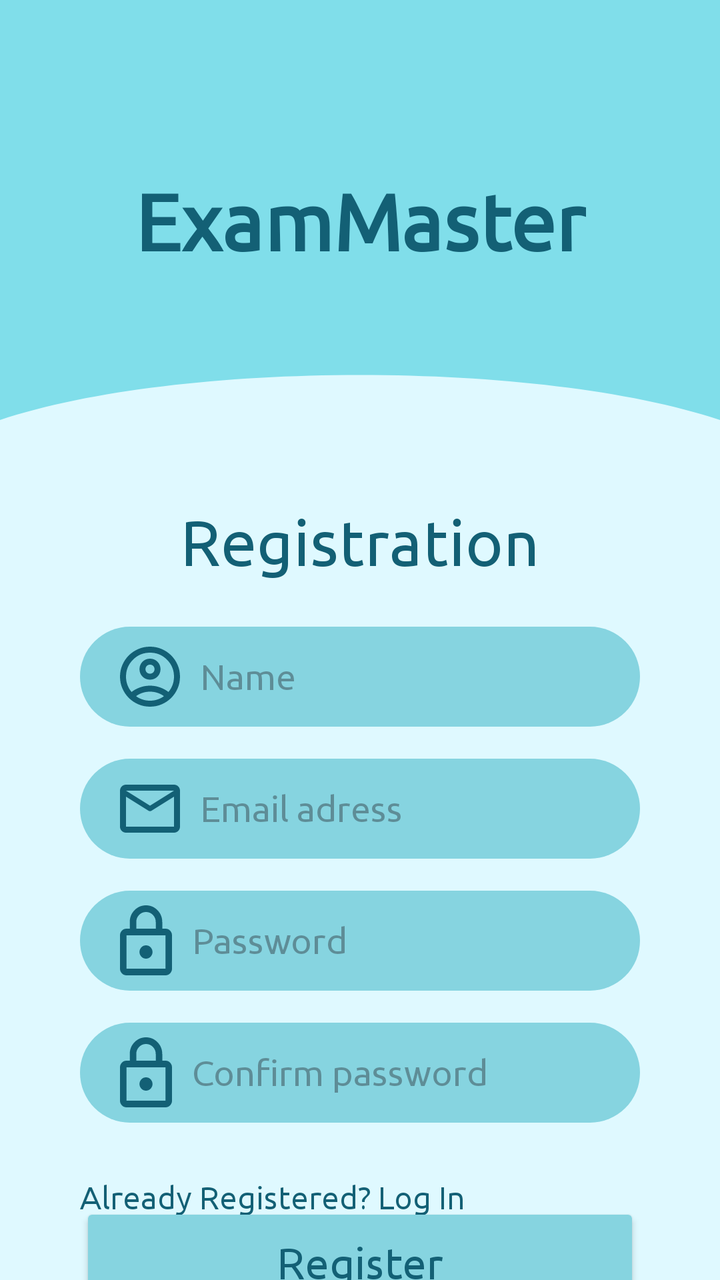
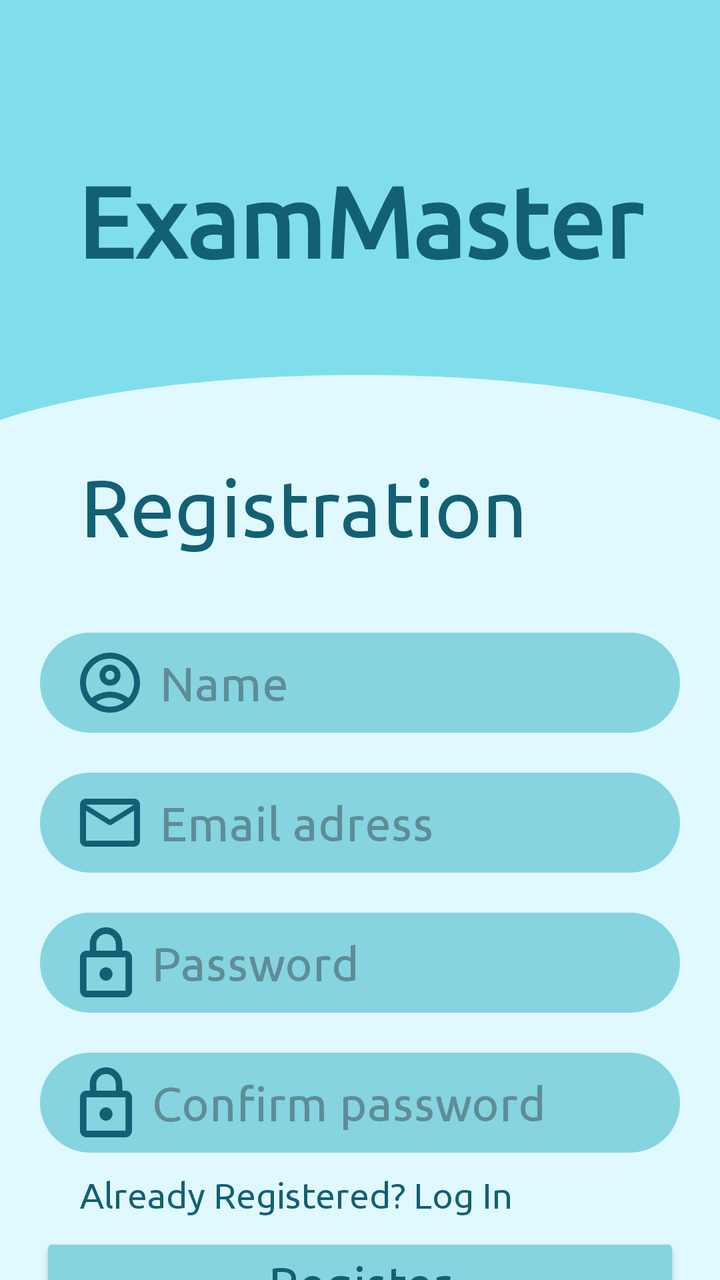

An Android layout rendered at two revisions. The XML below is the earlier revision; the diff shows what the commit changed to produce the second picture.
<!-- AndroidManifest.xml: application theme Theme.ExamMaster -->
<!-- res/layout/registration_activity.xml -->
<androidx.constraintlayout.widget.ConstraintLayout
    xmlns:android="http://schemas.android.com/apk/res/android"
    xmlns:app="http://schemas.android.com/apk/res-auto"
    android:layout_width="match_parent"
    android:layout_height="match_parent"
    android:background="@color/fonzakryglen">

    
    <View
        android:id="@+id/headerBackground"
        android:layout_width="match_parent"
        android:layout_height="220dp"
        android:background="@drawable/header_wave"
        app:layout_constraintTop_toTopOf="parent"
        android:fontFamily="@font/ubuntu_bold"/>


    <TextView
        android:id="@+id/tvLogo"
        android:layout_width="wrap_content"
        android:layout_height="wrap_content"
        android:text="ExamMaster"
        android:textColor="@color/texticons"
        android:textSize="40sp"
        android:textStyle="bold"
        app:layout_constraintBottom_toBottomOf="@id/headerBackground"
        app:layout_constraintLeft_toLeftOf="parent"
        app:layout_constraintRight_toRightOf="parent"
        app:layout_constraintTop_toTopOf="parent"
        android:fontFamily="@font/ubuntu_regular"/>

    <TextView
        android:id="@+id/tvRegistration"
        android:layout_width="wrap_content"
        android:layout_height="wrap_content"
        android:layout_marginTop="32dp"
        android:text="Registration"
        android:textColor="@color/texticons"
        android:textSize="32sp"
        app:layout_constraintLeft_toLeftOf="parent"
        app:layout_constraintRight_toRightOf="parent"
        app:layout_constraintTop_toBottomOf="@id/headerBackground"
        android:fontFamily="@font/ubuntu_regular"/>

    
    <EditText
        android:id="@+id/etName"
        android:layout_width="0dp"
        android:layout_height="50dp"
        android:layout_marginHorizontal="40dp"
        android:layout_marginTop="24dp"
        android:background="@drawable/rounded_input"
        android:drawableStart="@drawable/ic_profile"
        android:drawablePadding="10dp"
        android:hint="Name"
        android:paddingLeft="20dp"
        app:layout_constraintLeft_toLeftOf="parent"
        app:layout_constraintRight_toRightOf="parent"
        app:layout_constraintTop_toBottomOf="@id/tvRegistration"
        android:fontFamily="@font/ubuntu_regular"/>

    
    <EditText
        android:id="@+id/etEmail"
        android:layout_width="0dp"
        android:layout_height="50dp"
        android:layout_marginHorizontal="40dp"
        android:layout_marginTop="16dp"
        android:background="@drawable/rounded_input"
        android:drawableStart="@drawable/ic_email"
        android:drawablePadding="10dp"
        android:hint="Email adress"
        android:inputType="textEmailAddress"
        android:paddingLeft="20dp"
        app:layout_constraintLeft_toLeftOf="parent"
        app:layout_constraintRight_toRightOf="parent"
        app:layout_constraintTop_toBottomOf="@id/etName"
        android:fontFamily="@font/ubuntu_regular"/>

    
    <EditText
        android:id="@+id/etPassword"
        android:layout_width="0dp"
        android:layout_height="50dp"
        android:layout_marginHorizontal="40dp"
        android:layout_marginTop="16dp"
        android:background="@drawable/rounded_input"
        android:drawableStart="@drawable/ic_lock"
        android:drawablePadding="10dp"
        android:hint="Password"
        android:inputType="textPassword"
        android:paddingLeft="20dp"
        app:layout_constraintLeft_toLeftOf="parent"
        app:layout_constraintRight_toRightOf="parent"
        app:layout_constraintTop_toBottomOf="@id/etEmail"
        android:fontFamily="@font/ubuntu_regular"/>

    
    <EditText
        android:id="@+id/etConfirmPassword"
        android:layout_width="0dp"
        android:layout_height="50dp"
        android:layout_marginHorizontal="40dp"
        android:layout_marginTop="16dp"
        android:background="@drawable/rounded_input"
        android:drawableStart="@drawable/ic_lock"
        android:drawablePadding="10dp"
        android:hint="Confirm password"
        android:inputType="textPassword"
        android:paddingLeft="20dp"
        app:layout_constraintLeft_toLeftOf="parent"
        app:layout_constraintRight_toRightOf="parent"
        app:layout_constraintTop_toBottomOf="@id/etPassword"
        android:fontFamily="@font/ubuntu_regular"/>

    
    <Button
        android:id="@+id/btnRegister"
        android:layout_width="0dp"
        android:layout_height="60dp"
        android:layout_marginHorizontal="40dp"
        android:layout_marginTop="40dp"
        android:backgroundTint="@color/knopki"
        android:text="Register"
        android:textAllCaps="false"
        android:textColor="@color/texticons"
        android:textSize="22sp"
        app:cornerRadius="30dp"
        app:layout_constraintLeft_toLeftOf="parent"
        app:layout_constraintRight_toRightOf="parent"
        app:layout_constraintTop_toBottomOf="@id/etConfirmPassword"
        android:fontFamily="@font/ubuntu_regular"/>

    
    <TextView
        android:id="@+id/tvLoginLink"
        android:layout_width="wrap_content"
        android:layout_height="wrap_content"
        android:layout_marginBottom="32dp"
        android:layout_marginStart="40dp"
        android:text="Already Registered? Log In"
        android:textColor="@color/texticons"
        android:textSize="16sp"
        android:fontFamily="@font/ubuntu_regular"
        app:layout_constraintBottom_toBottomOf="parent"
        app:layout_constraintStart_toStartOf="parent"/>

</androidx.constraintlayout.widget.ConstraintLayout>
<!-- resources referenced by this layout -->
<resources>
  <color name="fonzakryglen">#DFF9FF</color>
  <color name="knopki">#86D4E0</color>
  <color name="texticons">#136075</color>
  <!-- drawable header_wave (drawable) -->
  <vector xmlns:android="http://schemas.android.com/apk/res/android"
      android:width="360dp"
      android:height="220dp"
      android:viewportWidth="360"
      android:viewportHeight="220">
      <path
          android:fillColor="#80DEEA"
          android:pathData="M0,0 L360,0 L360,210 C270,180 90,180 0,210 Z" />
  </vector>
  <!-- drawable ic_email (drawable) -->
  <vector xmlns:android="http://schemas.android.com/apk/res/android"
      android:width="30dp"
      android:height="24dp"
      android:viewportWidth="30"
      android:viewportHeight="24">
    <path
        android:pathData="M3,24C2.175,24 1.469,23.706 0.881,23.119C0.294,22.531 0,21.825 0,21V3C0,2.175 0.294,1.469 0.881,0.881C1.469,0.294 2.175,0 3,0H27C27.825,0 28.531,0.294 29.119,0.881C29.706,1.469 30,2.175 30,3V21C30,21.825 29.706,22.531 29.119,23.119C28.531,23.706 27.825,24 27,24H3ZM27,6L15.788,13.012C15.663,13.087 15.531,13.144 15.394,13.181C15.256,13.219 15.125,13.238 15,13.238C14.875,13.238 14.744,13.219 14.606,13.181C14.469,13.144 14.337,13.087 14.212,13.012L3,6V21H27V6ZM15,10.5L27,3H3L15,10.5ZM3,6.375V4.162V4.2V4.181V6.375Z"
        android:fillColor="#136075"/>
  </vector>
  <!-- drawable ic_lock (drawable) -->
  <vector xmlns:android="http://schemas.android.com/apk/res/android"
      android:width="26dp"
      android:height="35dp"
      android:viewportWidth="26"
      android:viewportHeight="35">
    <path
        android:pathData="M3.25,35C2.356,35 1.591,34.674 0.955,34.021C0.318,33.368 0,32.583 0,31.667V15C0,14.083 0.318,13.299 0.955,12.646C1.591,11.993 2.356,11.667 3.25,11.667H4.875V8.333C4.875,6.028 5.667,4.063 7.252,2.438C8.836,0.813 10.752,0 13,0C15.248,0 17.164,0.813 18.748,2.438C20.333,4.063 21.125,6.028 21.125,8.333V11.667H22.75C23.644,11.667 24.409,11.993 25.045,12.646C25.682,13.299 26,14.083 26,15V31.667C26,32.583 25.682,33.368 25.045,34.021C24.409,34.674 23.644,35 22.75,35H3.25ZM3.25,31.667H22.75V15H3.25V31.667ZM15.295,25.688C15.932,25.035 16.25,24.25 16.25,23.333C16.25,22.417 15.932,21.632 15.295,20.979C14.659,20.326 13.894,20 13,20C12.106,20 11.341,20.326 10.705,20.979C10.068,21.632 9.75,22.417 9.75,23.333C9.75,24.25 10.068,25.035 10.705,25.688C11.341,26.34 12.106,26.667 13,26.667C13.894,26.667 14.659,26.34 15.295,25.688ZM8.125,11.667H17.875V8.333C17.875,6.944 17.401,5.764 16.453,4.792C15.505,3.819 14.354,3.333 13,3.333C11.646,3.333 10.495,3.819 9.547,4.792C8.599,5.764 8.125,6.944 8.125,8.333V11.667Z"
        android:fillColor="#136075"/>
  </vector>
  <!-- drawable ic_profile: vector/xml drawable (drawable, 2157 chars, omitted) -->
  <!-- drawable rounded_input (drawable) -->
  <?xml version="1.0" encoding="utf-8"?>
  <shape xmlns:android="http://schemas.android.com/apk/res/android">
      <solid android:color="@color/knopki" />
      <corners android:radius="30dp" />
  </shape>
  <style name="Theme.ExamMaster" parent="Base.Theme.ExamMaster" />
  <style name="Base.Theme.ExamMaster" parent="Theme.Material3.DayNight.NoActionBar">
          
          
      </style>
</resources>

<!-- the commit's change to res/layout/registration_activity.xml (unified diff, before → after) -->
@@ -21,7 +21,7 @@
         android:layout_height="wrap_content"
         android:text="ExamMaster"
         android:textColor="@color/texticons"
-        android:textSize="40sp"
+        android:textSize="50sp"
         android:textStyle="bold"
         app:layout_constraintBottom_toBottomOf="@id/headerBackground"
         app:layout_constraintLeft_toLeftOf="parent"
@@ -33,25 +33,30 @@
         android:id="@+id/tvRegistration"
         android:layout_width="wrap_content"
         android:layout_height="wrap_content"
-        android:layout_marginTop="32dp"
+        android:layout_marginTop="10dp"
+        android:layout_marginStart="40dp"
         android:text="Registration"
         android:textColor="@color/texticons"
-        android:textSize="32sp"
-        app:layout_constraintLeft_toLeftOf="parent"
-        app:layout_constraintRight_toRightOf="parent"
+        android:textSize="40sp"
+        android:fontFamily="@font/ubuntu_regular"
+        app:layout_constraintStart_toStartOf="parent"
         app:layout_constraintTop_toBottomOf="@id/headerBackground"
-        android:fontFamily="@font/ubuntu_regular"/>
+        />
 
     
     <EditText
         android:id="@+id/etName"
         android:layout_width="0dp"
         android:layout_height="50dp"
-        android:layout_marginHorizontal="40dp"
-        android:layout_marginTop="24dp"
+        android:layout_marginStart="20dp"
+        android:layout_marginEnd="20dp"
+        android:layout_marginTop="40dp"
+        app:layout_constraintStart_toStartOf="parent"
+        app:layout_constraintEnd_toEndOf="parent"
         android:background="@drawable/rounded_input"
         android:drawableStart="@drawable/ic_profile"
         android:drawablePadding="10dp"
+        android:textSize="24dp"
         android:hint="Name"
         android:paddingLeft="20dp"
         app:layout_constraintLeft_toLeftOf="parent"
@@ -64,8 +69,10 @@
         android:id="@+id/etEmail"
         android:layout_width="0dp"
         android:layout_height="50dp"
-        android:layout_marginHorizontal="40dp"
-        android:layout_marginTop="16dp"
+        android:layout_marginStart="20dp"
+        android:layout_marginEnd="20dp"
+        android:layout_marginTop="20dp"
+        android:textSize="24dp"
         android:background="@drawable/rounded_input"
         android:drawableStart="@drawable/ic_email"
         android:drawablePadding="10dp"
@@ -82,8 +89,10 @@
         android:id="@+id/etPassword"
         android:layout_width="0dp"
         android:layout_height="50dp"
-        android:layout_marginHorizontal="40dp"
-        android:layout_marginTop="16dp"
+        android:layout_marginStart="20dp"
+        android:layout_marginEnd="20dp"
+        android:layout_marginTop="20dp"
+        android:textSize="24dp"
         android:background="@drawable/rounded_input"
         android:drawableStart="@drawable/ic_lock"
         android:drawablePadding="10dp"
@@ -100,8 +109,10 @@
         android:id="@+id/etConfirmPassword"
         android:layout_width="0dp"
         android:layout_height="50dp"
-        android:layout_marginHorizontal="40dp"
-        android:layout_marginTop="16dp"
+        android:layout_marginStart="20dp"
+        android:layout_marginEnd="20dp"
+        android:layout_marginTop="20dp"
+        android:textSize="24dp"
         android:background="@drawable/rounded_input"
         android:drawableStart="@drawable/ic_lock"
         android:drawablePadding="10dp"
@@ -117,14 +128,15 @@
     <Button
         android:id="@+id/btnRegister"
         android:layout_width="0dp"
-        android:layout_height="60dp"
-        android:layout_marginHorizontal="40dp"
+        android:layout_height="50dp"
+        android:layout_marginStart="20dp"
+        android:layout_marginEnd="20dp"
         android:layout_marginTop="40dp"
+        android:textSize="24dp"
         android:backgroundTint="@color/knopki"
         android:text="Register"
         android:textAllCaps="false"
         android:textColor="@color/texticons"
-        android:textSize="22sp"
         app:cornerRadius="30dp"
         app:layout_constraintLeft_toLeftOf="parent"
         app:layout_constraintRight_toRightOf="parent"
@@ -140,7 +152,7 @@
         android:layout_marginStart="40dp"
         android:text="Already Registered? Log In"
         android:textColor="@color/texticons"
-        android:textSize="16sp"
+        android:textSize="18sp"
         android:fontFamily="@font/ubuntu_regular"
         app:layout_constraintBottom_toBottomOf="parent"
         app:layout_constraintStart_toStartOf="parent"/>
